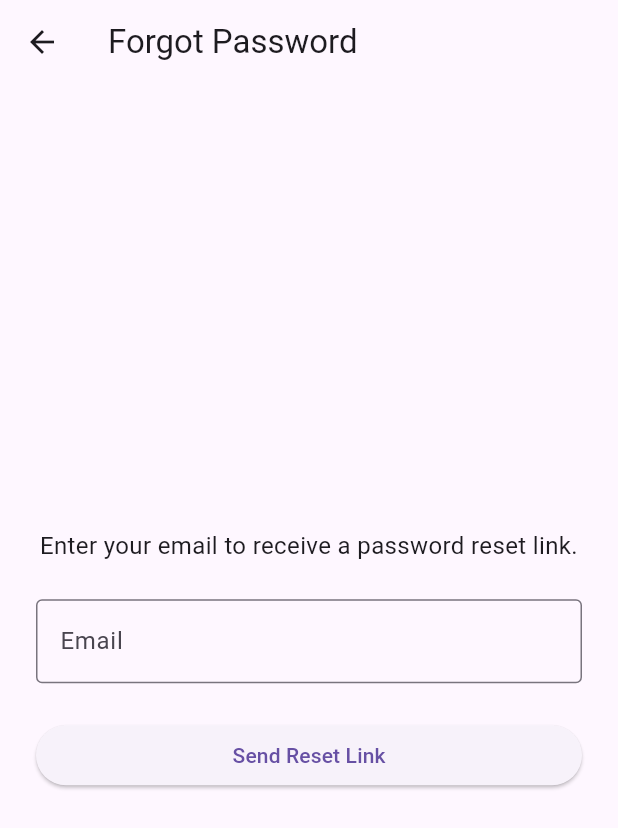
After one commit to Maduwantha-ka/Sweetpicker, a Flutter app: the ProfilePage screen opened directly, after a tap on "Logout", after a tap on "Forgot Password?", on a phone screen of 412 x 824 dp. The commit adds this screen. Shown: the top 828 px of the screen. Run offline on Flutter 3.47's test engine with Material 3 defaults, Android fonts, the phone set to English and light mode, and no system bars; network calls fail.

Commit message:
Implement new features

```diff
--- /dev/null
+++ b/sweetpicker/lib/ProfilePage.dart
@@ -0,0 +1,153 @@
+import 'package:flutter/material.dart';
+import 'package:sweetpicker/login.dart';
+
+class ProfilePage extends StatefulWidget {
+  @override
+  _ProfilePageState createState() => _ProfilePageState();
+}
+
+class _ProfilePageState extends State<ProfilePage> {
+  String userName = "Jane Doe";
+  String email = "jane.doe@email.com";
+  String phone = "+1 234 567 8901";
+
+  final List<Map<String, String>> orderHistory = [
+    {'title': 'Margherita Pizza', 'date': '2024-06-01', 'price': '\$12.99'},
+    {'title': 'Cheeseburger', 'date': '2024-05-28', 'price': '\$9.99'},
+    {'title': 'Salmon Sushi', 'date': '2024-05-20', 'price': '\$14.99'},
+  ];
+
+  void _editProfile() {
+    showDialog(
+      context: context,
+      builder: (context) {
+        final nameController = TextEditingController(text: userName);
+        final emailController = TextEditingController(text: email);
+        final phoneController = TextEditingController(text: phone);
+        return AlertDialog(
+          title: Text('Edit Profile'),
+          content: SingleChildScrollView(
+            child: Column(
+              children: [
+                TextField(
+                  controller: nameController,
+                  decoration: InputDecoration(labelText: 'Name'),
+                ),
+                TextField(
+                  controller: emailController,
+                  decoration: InputDecoration(labelText: 'Email'),
+                ),
+                TextField(
+                  controller: phoneController,
+                  decoration: InputDecoration(labelText: 'Phone'),
+                ),
+              ],
+            ),
+          ),
+          actions: [
+            TextButton(
+              onPressed: () => Navigator.pop(context),
+              child: Text('Cancel'),
+            ),
+            ElevatedButton(
+              onPressed: () {
+                setState(() {
+                  userName = nameController.text;
+                  email = emailController.text;
+                  phone = phoneController.text;
+                });
+                Navigator.pop(context);
+              },
+              child: Text('Save'),
+            ),
+          ],
+        );
+      },
+    );
+  }
+
+  void _logout() {
+    Navigator.pushReplacement(
+      context,
+      MaterialPageRoute(builder: (context) => LoginPage()),
+    );
+
+    ScaffoldMessenger.of(
+      context,
+    ).showSnackBar(SnackBar(content: Text('Logged out!')));
+  }
+
+  @override
+  Widget build(BuildContext context) {
+    return Scaffold(
+      appBar: AppBar(
+        title: Text('Profile'),
+        backgroundColor: Colors.orange,
+        actions: [IconButton(icon: Icon(Icons.edit), onPressed: _editProfile)],
+      ),
+      body: ListView(
+        padding: EdgeInsets.all(24),
+        children: [
+          Center(
+            child: Column(
+              children: [
+                CircleAvatar(
+                  radius: 48,
+                  backgroundImage: NetworkImage(
+                    'https://randomuser.me/api/portraits/women/44.jpg',
+                  ),
+                ),
+                SizedBox(height: 16),
+                Text(
+                  userName,
+                  style: TextStyle(fontSize: 22, fontWeight: FontWeight.bold),
+                ),
+                SizedBox(height: 4),
+                Text(email, style: TextStyle(color: Colors.grey[700])),
+                SizedBox(height: 4),
+                Text(phone, style: TextStyle(color: Colors.grey[700])),
+              ],
+            ),
+          ),
+          SizedBox(height: 32),
+          Text(
+            'Order History',
+            style: TextStyle(fontSize: 18, fontWeight: FontWeight.bold),
+          ),
+          ...orderHistory.map(
+            (order) => Card(
+              margin: EdgeInsets.symmetric(vertical: 8),
+              child: ListTile(
+                leading: Icon(Icons.fastfood, color: Colors.orange),
+                title: Text(order['title']!),
+                subtitle: Text('Date: ${order['date']}'),
+                trailing: Text(order['price']!),
+                onTap: () {
+                  ScaffoldMessenger.of(context).showSnackBar(
+                    SnackBar(content: Text('Order: ${order['title']}')),
+                  );
+                },
+              ),
+            ),
+          ),
+          SizedBox(height: 32),
+          ListTile(
+            leading: Icon(Icons.settings, color: Colors.grey[700]),
+            title: Text('Settings'),
+            onTap: () {
+              ScaffoldMessenger.of(
+                context,
+              ).showSnackBar(SnackBar(content: Text('Settings tapped')));
+            },
+          ),
+          ListTile(
+            leading: Icon(Icons.logout, color: Colors.red),
+            title: Text('Logout'),
+            onTap: _logout,
+          ),
+        ],
+      ),
+      backgroundColor: Colors.grey[50],
+    );
+  }
+}
--- /dev/null
+++ b/sweetpicker/lib/frogetPassword.dart
@@ -0,0 +1,82 @@
+import 'package:flutter/material.dart';
+
+class ForgotPasswordPage extends StatefulWidget {
+  @override
+  _ForgotPasswordPageState createState() => _ForgotPasswordPageState();
+}
+
+class _ForgotPasswordPageState extends State<ForgotPasswordPage> {
+  final _formKey = GlobalKey<FormState>();
+  final TextEditingController _emailController = TextEditingController();
+  bool _isLoading = false;
+
+  void _sendResetLink() async {
+    if (_formKey.currentState!.validate()) {
+      setState(() => _isLoading = true);
+
+      // Simulate sending reset link (replace with your logic)
+      await Future.delayed(Duration(seconds: 2));
+
+      setState(() => _isLoading = false);
+
+      ScaffoldMessenger.of(context).showSnackBar(
+        SnackBar(content: Text('Password reset link sent to your email!')),
+      );
+    }
+  }
+
+  @override
+  Widget build(BuildContext context) {
+    return Scaffold(
+      appBar: AppBar(title: Text('Forgot Password')),
+      body: Padding(
+        padding: const EdgeInsets.all(24.0),
+        child: Form(
+          key: _formKey,
+          child: Column(
+            mainAxisAlignment: MainAxisAlignment.center,
+            children: [
+              Text(
+                'Enter your email to receive a password reset link.',
+                style: TextStyle(fontSize: 16),
+                textAlign: TextAlign.center,
+              ),
+              SizedBox(height: 24),
+              TextFormField(
+                controller: _emailController,
+                decoration: InputDecoration(
+                  labelText: 'Email',
+                  border: OutlineInputBorder(),
+                ),
+                keyboardType: TextInputType.emailAddress,
+                validator: (value) {
+                  if (value == null || value.isEmpty) {
+                    return 'Please enter your email';
+                  }
+                  if (!RegExp(r'^[^@]+@[^@]+\.[^@]+').hasMatch(value)) {
+                    return 'Enter a valid email';
+                  }
+                  return null;
+                },
+              ),
+              SizedBox(height: 24),
+              SizedBox(
+                width: double.infinity,
+                child: ElevatedButton(
+                  onPressed: _isLoading ? null : _sendResetLink,
+                  child: _isLoading
+                      ? CircularProgressIndicator(
+                          valueColor: AlwaysStoppedAnimation<Color>(
+                            Colors.white,
+                          ),
+                        )
+                      : Text('Send Reset Link'),
+                ),
+              ),
+            ],
+          ),
+        ),
+      ),
+    );
+  }
+}
--- a/sweetpicker/lib/login.dart
+++ b/sweetpicker/lib/login.dart
@@ -1,10 +1,14 @@
 import 'package:flutter/material.dart';
+import 'frogetPassword.dart';
+import 'HomePage.dart';
 
 void main() {
   runApp(FoodApp());
 }
 
 class FoodApp extends StatelessWidget {
+  const FoodApp({super.key});
+
   @override
   Widget build(BuildContext context) {
     return MaterialApp(
@@ -110,19 +114,27 @@ class _LoginPageState extends State<LoginPage> {
                   SizedBox(
                     width: double.infinity,
                     child: ElevatedButton(
-                      onPressed: _login,
+                      onPressed: () {
+                        Navigator.push(
+                          context,
+                          MaterialPageRoute(
+                            builder: (context) => FoodHomePage(),
+                          ),
+                        );
+                      },
+
                       child: Text('Login'),
-                      style: ElevatedButton.styleFrom(
-                        backgroundColor: Colors.orange,
-                        foregroundColor: Colors.white,
-                        padding: EdgeInsets.symmetric(vertical: 16),
-                      ),
                     ),
                   ),
                   SizedBox(height: 16),
                   TextButton(
                     onPressed: () {
-                      // Add forgot password logic
+                      Navigator.push(
+                        context,
+                        MaterialPageRoute(
+                          builder: (context) => ForgotPasswordPage(),
+                        ),
+                      );
                     },
                     child: Text('Forgot Password?'),
                   ),
```
Also changed, not shown: sweetpicker/lib/HomePage.dart (added, +212 -0 lines), sweetpicker/lib/main.dart (+10 -1 lines), sweetpicker/lib/signup.dart (+12 -2 lines).
